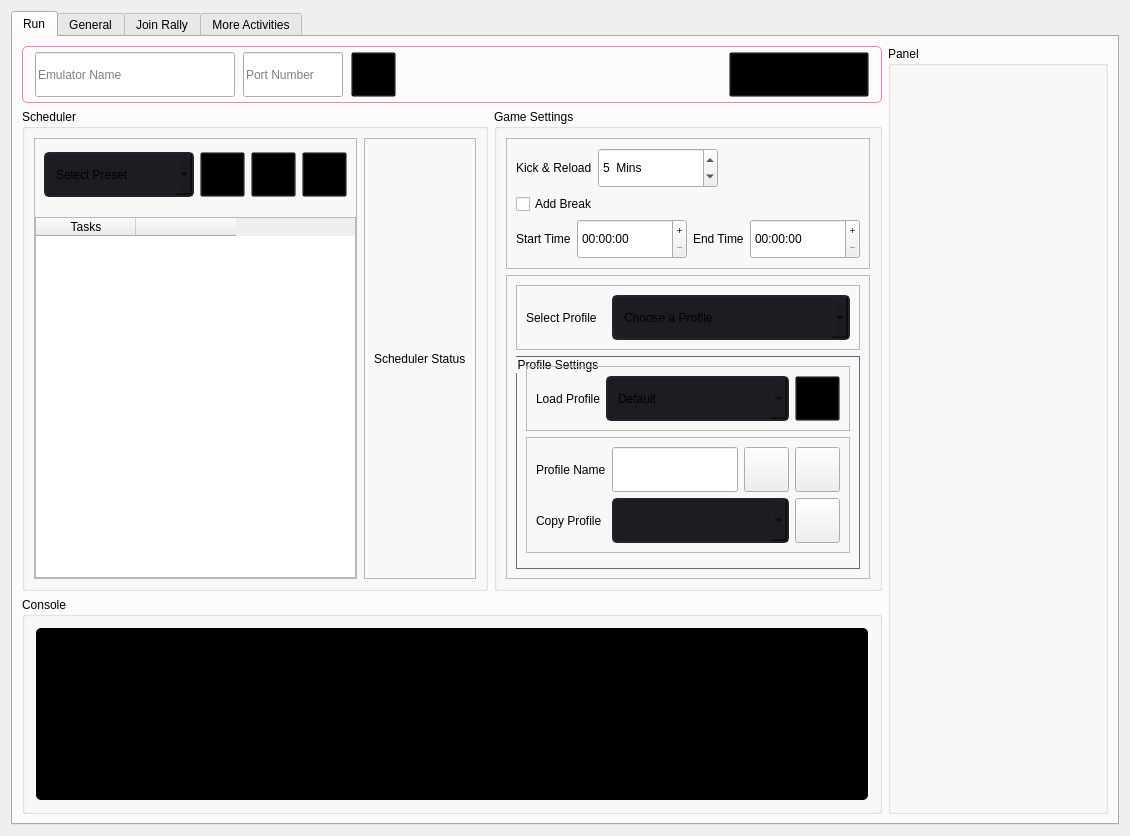
This is gui/ui_files/instance_page.ui in evsahal/TaskEX as Qt 5 draws it before an edit. The edited form follows.
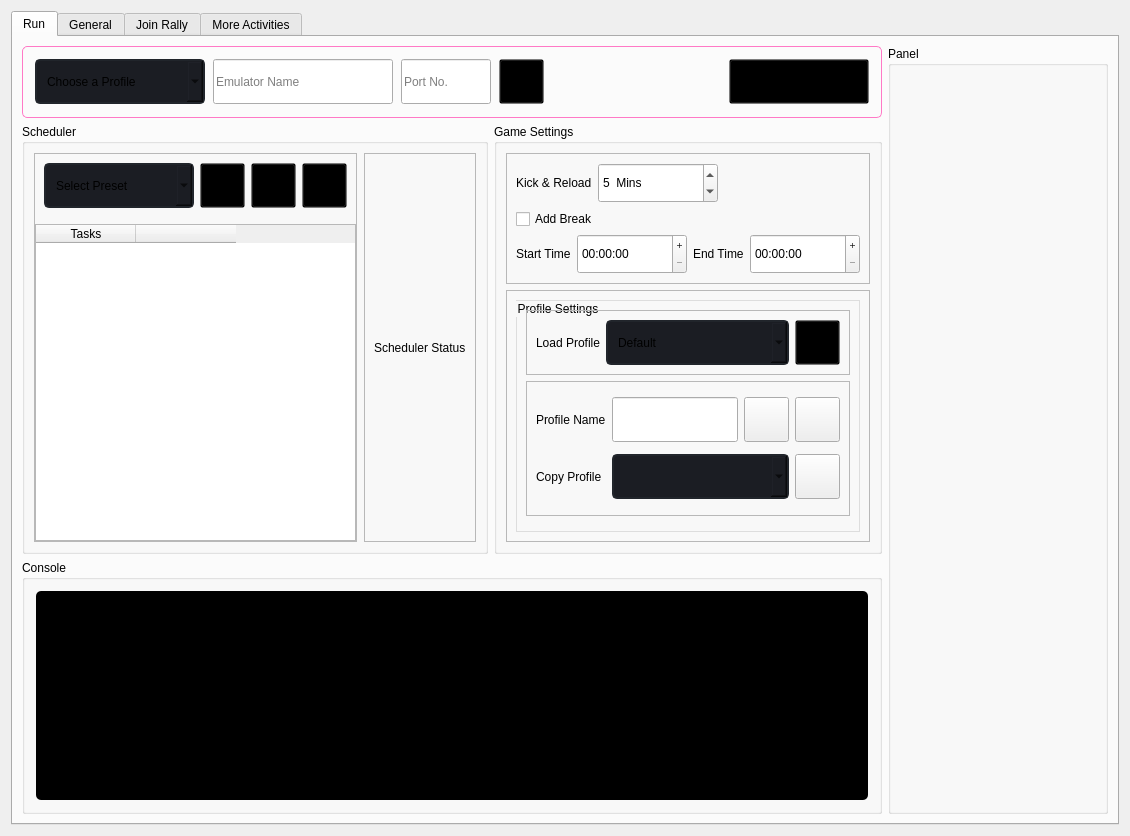
This is the edited form. Icons and pictures are not drawn.

```diff
--- a/gui/ui_files/instance_page.ui
+++ b/gui/ui_files/instance_page.ui
@@ -589,11 +589,32 @@
                    <property name="bottomMargin">
                     <number>0</number>
                    </property>
+                   <item>
+                    <widget class="QComboBox" name="comboBox_2">
+                     <property name="minimumSize">
+                      <size>
+                       <width>170</width>
+                       <height>45</height>
+                      </size>
+                     </property>
+                     <property name="currentIndex">
+                      <number>-1</number>
+                     </property>
+                     <property name="placeholderText">
+                      <string>Choose a Profile</string>
+                     </property>
+                     <item>
+                      <property name="text">
+                       <string>Default</string>
+                      </property>
+                     </item>
+                    </widget>
+                   </item>
                    <item>
                     <widget class="QLineEdit" name="emu_name_">
                      <property name="minimumSize">
                       <size>
-                       <width>200</width>
+                       <width>180</width>
                        <height>45</height>
                       </size>
                      </property>
@@ -606,6 +627,9 @@
                      <property name="placeholderText">
                       <string>Emulator Name</string>
                      </property>
+                     <property name="clearButtonEnabled">
+                      <bool>true</bool>
+                     </property>
                     </widget>
                    </item>
                    <item>
@@ -618,12 +642,24 @@
                      </property>
                      <property name="maximumSize">
                       <size>
-                       <width>100</width>
+                       <width>90</width>
                        <height>16777215</height>
                       </size>
                      </property>
+                     <property name="inputMask">
+                      <string/>
+                     </property>
+                     <property name="text">
+                      <string/>
+                     </property>
+                     <property name="maxLength">
+                      <number>10</number>
+                     </property>
                      <property name="placeholderText">
-                      <string>Port Number</string>
+                      <string>Port No.</string>
+                     </property>
+                     <property name="clearButtonEnabled">
+                      <bool>true</bool>
                      </property>
                     </widget>
                    </item>
@@ -1192,47 +1228,7 @@
                      <property name="frameShadow">
                       <enum>QFrame::Shadow::Raised</enum>
                      </property>
-                     <layout class="QVBoxLayout" name="verticalLayout_7" stretch="1,7">
-                      <item alignment="Qt::AlignmentFlag::AlignTop">
-                       <widget class="QFrame" name="frame_16">
-                        <property name="frameShape">
-                         <enum>QFrame::Shape::StyledPanel</enum>
-                        </property>
-                        <property name="frameShadow">
-                         <enum>QFrame::Shadow::Raised</enum>
-                        </property>
-                        <layout class="QHBoxLayout" name="horizontalLayout_12" stretch="1,3">
-                         <item>
-                          <widget class="QLabel" name="label_2">
-                           <property name="text">
-                            <string>Select Profile</string>
-                           </property>
-                          </widget>
-                         </item>
-                         <item>
-                          <widget class="QComboBox" name="comboBox_2">
-                           <property name="minimumSize">
-                            <size>
-                             <width>0</width>
-                             <height>45</height>
-                            </size>
-                           </property>
-                           <property name="currentIndex">
-                            <number>-1</number>
-                           </property>
-                           <property name="placeholderText">
-                            <string>Choose a Profile</string>
-                           </property>
-                           <item>
-                            <property name="text">
-                             <string>Default</string>
-                            </property>
-                           </item>
-                          </widget>
-                         </item>
-                        </layout>
-                       </widget>
-                      </item>
+                     <layout class="QVBoxLayout" name="verticalLayout_7" stretch="7">
                       <item>
                        <widget class="QFrame" name="frame_17">
                         <property name="frameShape">
@@ -1259,7 +1255,7 @@
                            <property name="styleSheet">
                             <string notr="true">#profile_settings{
 /*border: 1px solid  rgb(29, 33, 38); */
-border: 1px solid rgb(94, 106, 130);
+border: 1px solid #dddddd;
 }</string>
                            </property>
                            <property name="title">
```
